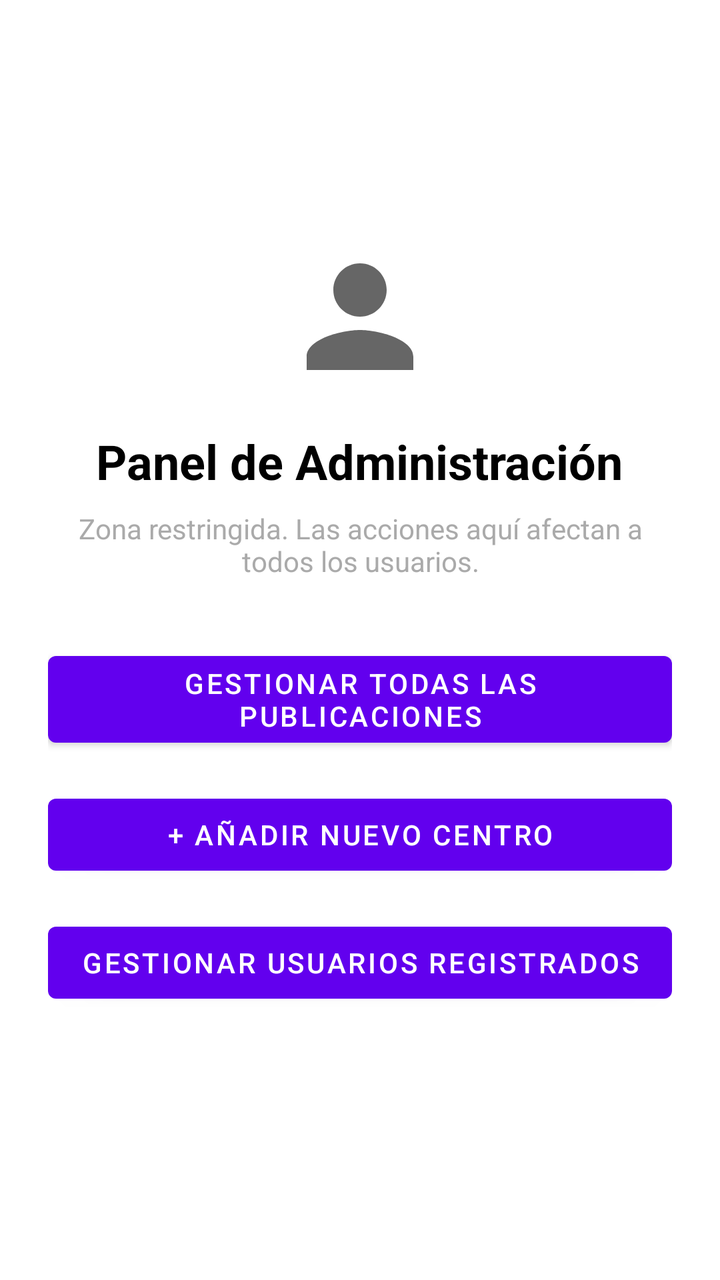
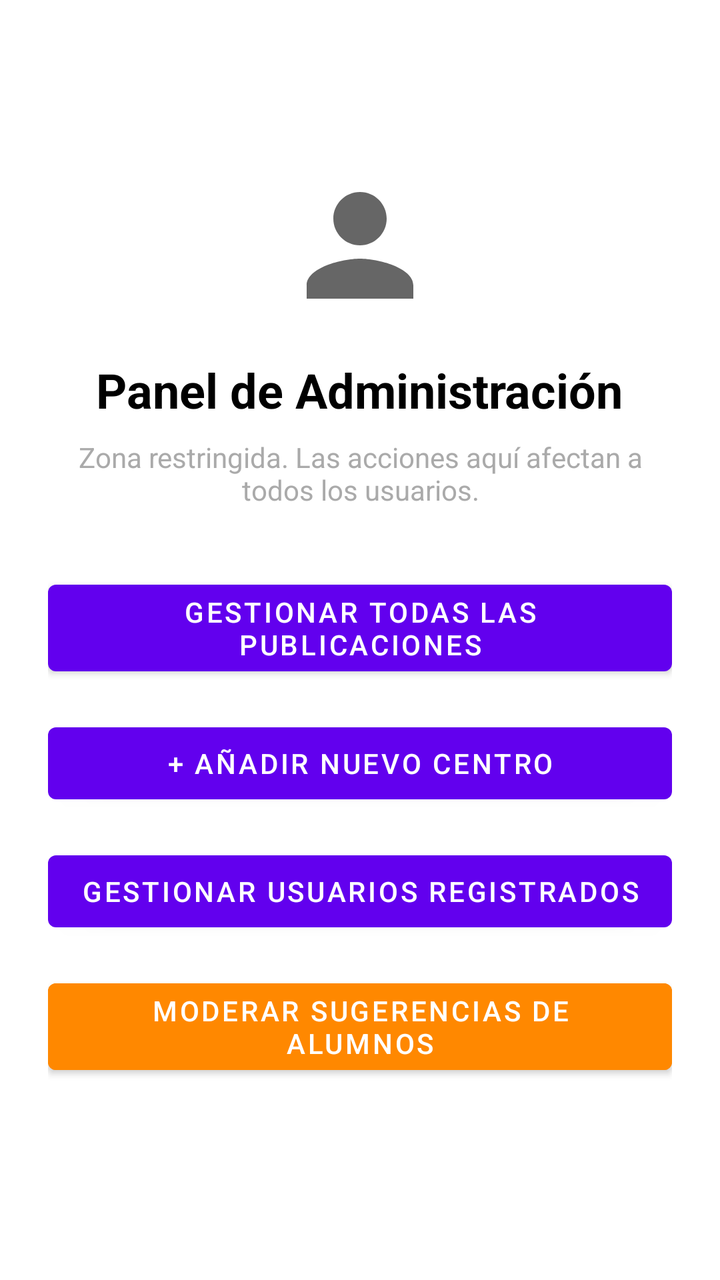

An Android layout rendered at two revisions. The XML below is the earlier revision; the diff shows what the commit changed to produce the second picture.
<!-- AndroidManifest.xml: application theme Theme.StudyBro -->
<!-- res/layout/actividad_panel_admin.xml -->
<?xml version="1.0" encoding="utf-8"?>
<LinearLayout xmlns:android="http://schemas.android.com/apk/res/android"
    android:layout_width="match_parent"
    android:layout_height="match_parent"
    android:padding="24dp"
    android:gravity="center"
    android:orientation="vertical">

    <ImageView
        android:layout_width="80dp"
        android:layout_height="80dp"
        android:src="@drawable/ic_person"
        android:contentDescription="Icono de administrador"
        android:layout_marginBottom="16dp"/>

    <TextView
        android:layout_width="wrap_content"
        android:layout_height="wrap_content"
        android:text="Panel de Administración"
        android:textSize="24sp"
        android:textStyle="bold"
        android:textColor="@android:color/black"
        android:layout_marginBottom="8dp"/>

    <TextView
        android:layout_width="wrap_content"
        android:layout_height="wrap_content"
        android:text="Zona restringida. Las acciones aquí afectan a todos los usuarios."
        android:textSize="14sp"
        android:textColor="@android:color/darker_gray"
        android:textAlignment="center"
        android:layout_marginBottom="32dp"/>

    <Button
        android:id="@+id/btnGestionarPublicaciones"
        android:layout_width="match_parent"
        android:layout_height="wrap_content"
        android:text="Gestionar Todas las Publicaciones"
        android:layout_marginBottom="16dp"/>

    <Button
        android:id="@+id/btnNuevoCentro"
        android:layout_width="match_parent"
        android:layout_height="wrap_content"
        android:text="+ Añadir Nuevo Centro"
        android:layout_marginBottom="16dp"/>

    <Button
        android:id="@+id/btnGestionarUsuarios"
        android:layout_width="match_parent"
        android:layout_height="wrap_content"
        android:text="Gestionar Usuarios Registrados"
        android:layout_marginBottom="16dp"/>

</LinearLayout>
<!-- resources referenced by this layout -->
<resources>
  <!-- drawable ic_person (drawable) -->
  <vector xmlns:android="http://schemas.android.com/apk/res/android"
      android:width="24dp"
      android:height="24dp"
      android:viewportWidth="24"
      android:viewportHeight="24"
      android:tint="?attr/colorControlNormal">
      <path
          android:fillColor="@android:color/white"
          android:pathData="M12,12c2.21,0 4,-1.79 4,-4s-1.79,-4 -4,-4 -4,1.79 -4,4 1.79,4 4,4zM12,14c-2.67,0 -8,1.34 -8,4v2h16v-2c0,-2.66 -5.33,-4 -8,-4z"/>
  </vector>
  <style name="Theme.StudyBro" parent="Theme.MaterialComponents.DayNight.DarkActionBar">
          
          <item name="colorPrimary">@color/purple_500</item>
          <item name="colorPrimaryVariant">@color/purple_700</item>
          <item name="colorOnPrimary">@color/white</item>
          
          <item name="colorSecondary">@color/teal_200</item>
          <item name="colorSecondaryVariant">@color/teal_700</item>
          <item name="colorOnSecondary">@color/black</item>
          
          <item name="android:statusBarColor">?attr/colorPrimaryVariant</item>
          
      </style>
  <color name="purple_500">#FF6200EE</color>
  <color name="purple_700">#FF3700B3</color>
  <color name="white">#FFFFFFFF</color>
  <color name="teal_200">#FF03DAC5</color>
  <color name="teal_700">#FF018786</color>
  <color name="black">#FF000000</color>
</resources>

<!-- the commit's change to res/layout/actividad_panel_admin.xml (unified diff, before → after) -->
@@ -52,4 +52,12 @@
         android:text="Gestionar Usuarios Registrados"
         android:layout_marginBottom="16dp"/>
 
+    <Button
+        android:id="@+id/btnModerarSugerencias"
+        android:layout_width="match_parent"
+        android:layout_height="wrap_content"
+        android:text="Moderar Sugerencias de Alumnos"
+        android:backgroundTint="@android:color/holo_orange_dark"
+        android:layout_marginBottom="16dp"/>
+
 </LinearLayout>
